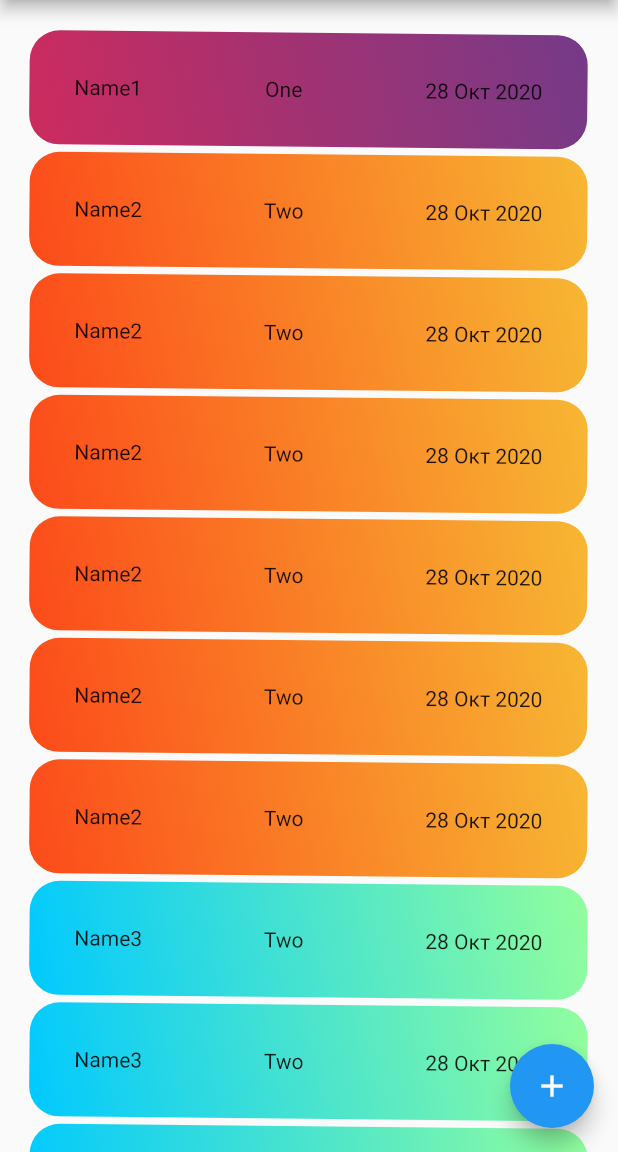
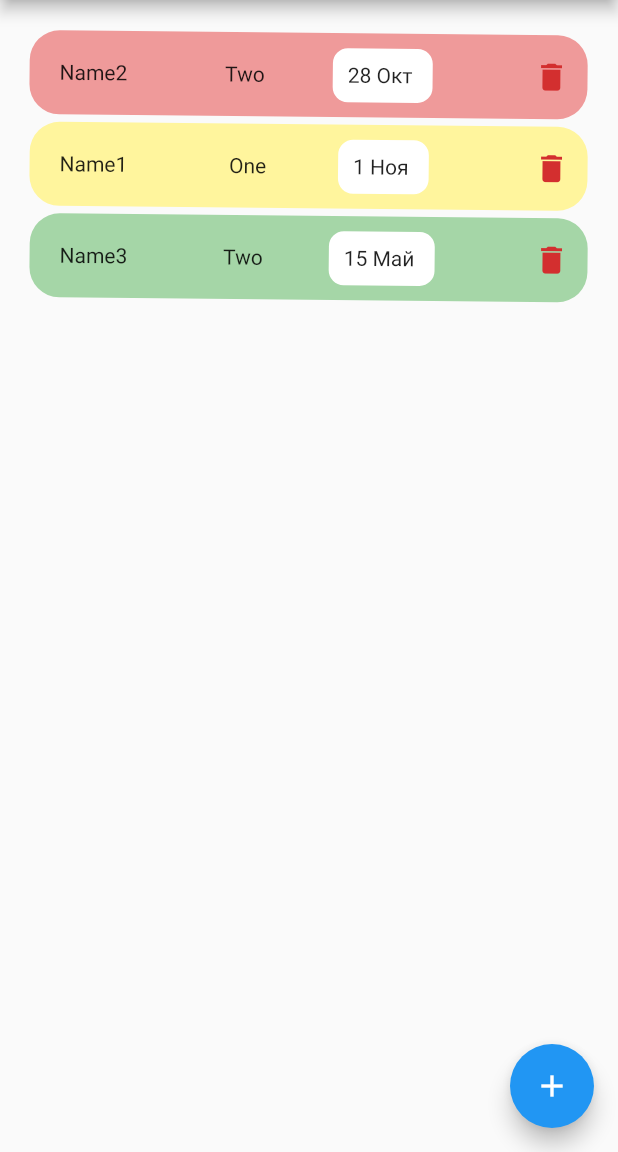
Before and after one commit to znol1/flutter1, a Flutter app: the screen it shows after launch, on a phone screen of 412 x 824 dp, the part 84-1236 px from its top. Run offline on Flutter 3.47's test engine with Material 2 defaults, Android fonts, the phone set to English and light mode, and no system bars.

Commit message:
add-delete added

```diff
--- a/lib/functions/date.dart
+++ b/lib/functions/date.dart
@@ -2,34 +2,34 @@ String rusDate(date) {
   var date1 = date.toString();
   List date2 = date1.split(' ');
   int n;
-  if (date2[0].length == 3) {
+  if (date2[1].length == 3) {
     n = 2;
   } else {
     n = 1;
   }
   if (date2[0] == 'Jan') {
-    return date2[1].substring(0, n) + ' Янв ' + date2[2];
+    return date2[1].substring(0, n) + ' Янв ';
   } else if (date2[0] == 'Feb') {
-    return date2[1].substring(0, n) + ' Фев ' + date2[2];
+    return date2[1].substring(0, n) + ' Фев ';
   } else if (date2[0] == 'Mar') {
-    return date2[1].substring(0, n) + ' Мар ' + date2[2];
+    return date2[1].substring(0, n) + ' Мар ';
   } else if (date2[0] == 'Apr') {
-    return date2[1].substring(0, n) + ' Апр ' + date2[2];
+    return date2[1].substring(0, n) + ' Апр ';
   } else if (date2[0] == 'May') {
-    return date2[1].substring(0, n) + ' Май ' + date2[2];
+    return date2[1].substring(0, n) + ' Май ';
   } else if (date2[0] == 'June') {
-    return date2[1].substring(0, n) + ' Июн ' + date2[2];
+    return date2[1].substring(0, n) + ' Июн ';
   } else if (date2[0] == 'July') {
-    return date2[1].substring(0, n) + ' Июл ' + date2[2];
+    return date2[1].substring(0, n) + ' Июл ';
   } else if (date2[0] == 'Aug') {
-    return date2[1].substring(0, n) + ' Авг ' + date2[2];
+    return date2[1].substring(0, n) + ' Авг ';
   } else if (date2[0] == 'Sept') {
-    return date2[1].substring(0, n) + ' Сен ' + date2[2];
+    return date2[1].substring(0, n) + ' Сен ';
   } else if (date2[0] == 'Oct') {
-    return date2[1].substring(0, n) + ' Окт ' + date2[2];
+    return date2[1].substring(0, n) + ' Окт ';
   } else if (date2[0] == 'Nov') {
-    return date2[1].substring(0, n) + ' Ноя ' + date2[2];
+    return date2[1].substring(0, n) + ' Ноя ';
   } else if (date2[0] == 'Dec') {
-    return date2[1].substring(0, n) + ' Дек ' + date2[2];
+    return date2[1].substring(0, n) + ' Дек ';
   }
 }
--- a/lib/main.dart
+++ b/lib/main.dart
@@ -1,6 +1,7 @@
 import 'package:flutter/material.dart';
 import 'package:rememder/models/note.dart';
 import 'package:intl/intl.dart';
+import 'package:rememder/widgets/new_note.dart';
 import './functions/date.dart';
 
 void main() {
@@ -30,25 +31,55 @@ class MyHomePage extends StatefulWidget {
 }
 
 class _MyHomePageState extends State<MyHomePage> {
-  int _counter = 0;
-  final List<Note> _notes = [
-    Note(id: '1', date: DateTime.now(), title: 'One', name: 'Name1'),
-    Note(id: '2', date: DateTime.now(), title: 'Two', name: 'Name2'),
-    Note(id: '2', date: DateTime.now(), title: 'Two', name: 'Name2'),
-    Note(id: '2', date: DateTime.now(), title: 'Two', name: 'Name2'),
-    Note(id: '2', date: DateTime.now(), title: 'Two', name: 'Name2'),
-    Note(id: '2', date: DateTime.now(), title: 'Two', name: 'Name2'),
-    Note(id: '2', date: DateTime.now(), title: 'Two', name: 'Name2'),
-    Note(id: '2', date: DateTime.now(), title: 'Two', name: 'Name3'),
-    Note(id: '2', date: DateTime.now(), title: 'Two', name: 'Name3'),
-    Note(id: '2', date: DateTime.now(), title: 'Two', name: 'Name3'),
-    Note(id: '2', date: DateTime.now(), title: 'Two', name: 'Name3'),
+  List<Note> _notes = [
+    Note(id: '1', date: DateTime.utc(2020, 11, 1), title: 'One', name: 'Name1'),
+    Note(
+        id: '2', date: DateTime.utc(2020, 10, 28), title: 'Two', name: 'Name2'),
+    Note(
+        id: '3', date: DateTime.utc(2020, 05, 15), title: 'Two', name: 'Name3'),
   ];
+  List<Note> _note() {
+    _notes.sort((a, b) => some(a.date).compareTo(some(b.date)));
+    return _notes;
+  }
 
-  void _incrementCounter() {
+  void _addNewTransaction(String txTitle, String name, DateTime chosenDate) {
+    final newTx = Note(
+      title: txTitle,
+      name: name,
+      date: chosenDate,
+      id: DateTime.now().toString(),
+    );
     setState(() {
-      _counter++;
+      _notes.add(newTx);
     });
+  }
+
+  void _deleteTransaction(String id) {
+    setState(() {
+      _notes.removeWhere((tx) => tx.id == id);
+    });
+  }
+
+  void _startAddNewTransaction(BuildContext ctx) {
+    showModalBottomSheet(
+        context: ctx,
+        builder: (_) {
+          return GestureDetector(
+            onTap: () {},
+            child: NewTransaction(_addNewTransaction),
+            behavior: HitTestBehavior.opaque,
+          );
+        });
+  }
+
+  int some(date) {
+    int month = date.month - DateTime.now().month;
+    int day = date.day - DateTime.now().day + month * 30;
+    if (day < 0) {
+      day += 356;
+    }
+    return day;
   }
 
   @override
@@ -63,49 +94,33 @@ class _MyHomePageState extends State<MyHomePage> {
           if (item.isOdd) return SizedBox(height: 5);
 
           final index = item ~/ 2;
-          while (_notes.length > index) {
-            return _buildRow(_notes[index]);
+          while (_note().length > index) {
+            return _buildRow(index);
           }
         },
       ),
       floatingActionButton: FloatingActionButton(
-        onPressed: _incrementCounter,
         tooltip: 'Increment',
         child: Icon(Icons.add),
+        onPressed: () => _startAddNewTransaction(context),
       ),
     );
   }
 
   Widget _buildRow(element) {
     return Container(
-      padding: EdgeInsets.all(30),
       transform: Matrix4.rotationZ(0.01),
       decoration: BoxDecoration(
-        gradient: (() {
-          if (element.name == 'Name1') {
-            return LinearGradient(
-                begin: Alignment.bottomLeft,
-                end: Alignment.topRight,
-                colors: [
-                  const Color.fromRGBO(204, 43, 94, 100),
-                  const Color.fromRGBO(117, 58, 136, 100)
-                ]);
-          } else if (element.name == 'Name2') {
-            return LinearGradient(
-                begin: Alignment.bottomLeft,
-                end: Alignment.topRight,
-                colors: [
-                  const Color.fromRGBO(252, 74, 26, 100),
-                  const Color.fromRGBO(247, 183, 51, 100)
-                ]);
-          } else if (element.name == 'Name3') {
-            return LinearGradient(
-                begin: Alignment.bottomLeft,
-                end: Alignment.topRight,
-                colors: [
-                  const Color.fromRGBO(0, 201, 255, 100),
-                  const Color.fromRGBO(146, 254, 157, 100)
-                ]);
+        color: (() {
+          if (_notes[element].date.difference(DateTime.now()).inDays <= 1 &&
+              _notes[element].date.difference(DateTime.now()).inDays >= 0) {
+            return Colors.red[200];
+          } else if (_notes[element].date.difference(DateTime.now()).inDays <=
+                  30 &&
+              _notes[element].date.difference(DateTime.now()).inDays > 1) {
+            return Colors.yellow[200];
+          } else {
+            return Colors.green[200];
           }
         }()),
         borderRadius: BorderRadius.circular(20),
@@ -113,9 +128,31 @@ class _MyHomePageState extends State<MyHomePage> {
       child: Row(
         mainAxisAlignment: MainAxisAlignment.spaceBetween,
         children: [
-          Text(element.name),
-          Text(element.title),
-          Text(rusDate(DateFormat.yMMMd().format(element.date)))
+          Container(
+            child: Text(_notes[element].name),
+            margin: EdgeInsets.all(20),
+          ),
+          Text(_notes[element].title),
+          Container(
+            padding: EdgeInsets.all(10),
+            decoration: BoxDecoration(
+              color: Colors.white,
+              borderRadius: BorderRadius.circular(10),
+            ),
+            margin: EdgeInsets.fromLTRB(0, 0, 10, 0),
+            child: Text(
+              rusDate(
+                DateFormat.yMMMd().format(_notes[element].date),
+              ),
+            ),
+          ),
+          IconButton(
+            icon: Icon(
+              Icons.delete,
+              color: Theme.of(context).errorColor,
+            ),
+            onPressed: () => _deleteTransaction(_notes[element].id),
+          ),
         ],
       ),
     );
```
Also changed, not shown: lib/widgets/new_note.dart (added, +103 -0 lines).
